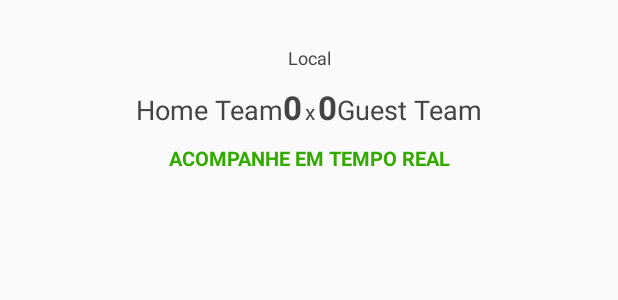
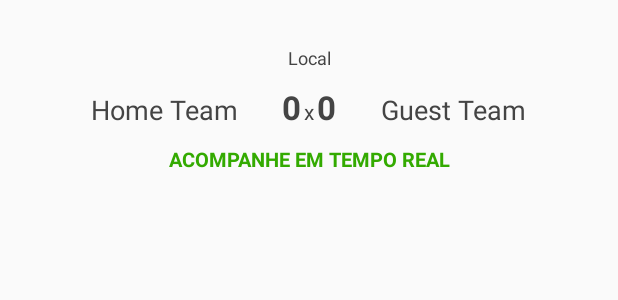
Before and after one commit to henriquegogo/AndroidRestClient, an Android app: the layout layout_match_item.xml on its own in the app's theme, with its tools: preview values and no code run, on a phone screen of 412 x 824 dp. Shown: the top 300 px of the screen. Run offline under Robolectric (Android 15) with nearby library versions, the phone set to English and light mode, and no system bars.

Commit message:
Formatando exibição das partidas na tela

```diff
--- a/app/src/main/res/layout/layout_match_item.xml
+++ b/app/src/main/res/layout/layout_match_item.xml
@@ -22,17 +22,20 @@
         android:paddingBottom="10dp">
 
         <TextView
-            android:layout_width="wrap_content"
+            android:layout_width="0dp"
             android:layout_height="wrap_content"
+            android:layout_weight="1"
             android:textAppearance="?android:attr/textAppearanceMedium"
             android:textColor="#ff444444"
             android:text="Home Team"
-            android:id="@+id/homeTeamName" />
+            android:id="@+id/homeTeamName"
+            android:gravity="right" />
 
         <ImageView
-            android:layout_width="wrap_content"
-            android:layout_height="wrap_content"
-            android:id="@+id/homeShield" />
+            android:layout_width="30dp"
+            android:layout_height="30dp"
+            android:id="@+id/homeShield"
+            android:padding="2dp" />
 
         <TextView
             android:layout_width="wrap_content"
@@ -60,13 +63,15 @@
             android:textStyle="bold" />
 
         <ImageView
-            android:layout_width="wrap_content"
-            android:layout_height="wrap_content"
-            android:id="@+id/guestShield" />
+            android:layout_width="30dp"
+            android:layout_height="30dp"
+            android:id="@+id/guestShield"
+            android:padding="2dp" />
 
         <TextView
-            android:layout_width="wrap_content"
+            android:layout_width="0dp"
             android:layout_height="wrap_content"
+            android:layout_weight="1"
             android:textAppearance="?android:attr/textAppearanceMedium"
             android:textColor="#ff444444"
             android:text="Guest Team"
```
Also changed, not shown: app/src/main/java/io/github/henriquegogo/placarge/MatchesAdapter.java (+6 -1 lines).
